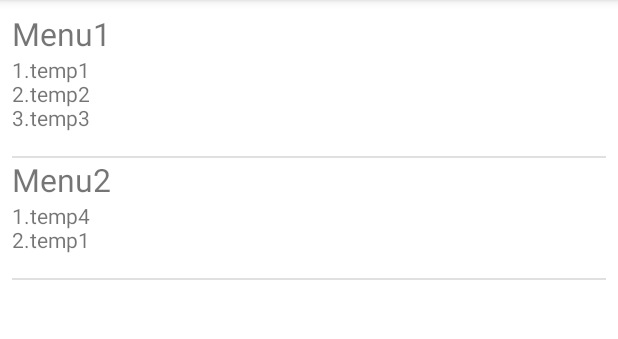
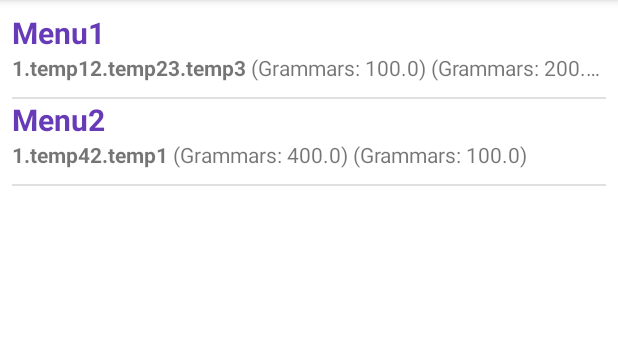
Before and after one commit to Raftys/DiabCalc, an Android app: the FavoriteActivity screen opened directly, with no data from a screen before it, on a phone screen of 412 x 824 dp, the part 84-423 px from its top. Run offline under Robolectric (Android 15) with nearby library versions, the phone set to English and light mode, and no system bars.

Commit message:
favorite completed

```diff
--- a/app/build.gradle
+++ b/app/build.gradle
@@ -32,6 +32,7 @@ dependencies {
     implementation 'androidx.appcompat:appcompat:1.4.2'
     implementation 'com.google.android.material:material:1.6.1'
     implementation 'androidx.constraintlayout:constraintlayout:2.1.4'
+    implementation 'com.google.mlkit:translate:16.1.2'
     testImplementation 'junit:junit:4.13.2'
     androidTestImplementation 'androidx.test.ext:junit:1.1.3'
     androidTestImplementation 'androidx.test.espresso:espresso-core:3.4.0'
--- a/app/src/main/java/com/example/diabcalc/AddActivity.java
+++ b/app/src/main/java/com/example/diabcalc/AddActivity.java
@@ -4,11 +4,8 @@ import android.content.Context;
 import android.widget.Button;
 import android.widget.EditText;
 import android.widget.Toast;
-
 import androidx.appcompat.app.AppCompatActivity;
-
 import android.os.Bundle;
-
 import java.util.ArrayList;
 
 /**
--- a/app/src/main/java/com/example/diabcalc/DeleteActivity.java
+++ b/app/src/main/java/com/example/diabcalc/DeleteActivity.java
@@ -57,7 +57,7 @@ public class DeleteActivity extends AppCompatActivity {
                     .setPositiveButton("DAMN YEAH", (dialog, id) -> {
                         sqlHandler sqlHandler = new sqlHandler(context, null, 1);
                         System.out.println("name:" + arrayList.get(i));
-                        if (sqlHandler.deleteFood(arrayList.get(i))) {
+                        if (sqlHandler.deleteFood(arrayList.get(i),"Food")) {
                             Toast.makeText(DeleteActivity.this, "Food Deleted", Toast.LENGTH_SHORT).show();
                             list = new ArrayList<>();
                             list = sqlHandler.getAll();
--- a/app/src/main/java/com/example/diabcalc/FavoriteActivity.java
+++ b/app/src/main/java/com/example/diabcalc/FavoriteActivity.java
@@ -2,7 +2,6 @@ package com.example.diabcalc;
 
 import androidx.annotation.Nullable;
 import androidx.appcompat.app.AppCompatActivity;
-
 import android.content.Intent;
 import android.os.Bundle;
 import android.widget.ListView;
@@ -15,43 +14,63 @@ import java.util.Objects;
 public class FavoriteActivity extends AppCompatActivity {
 
     ListView listview;
+    HashMap<String,ArrayList<Food>> favorites;
+    sqlHandler sqlHandler;
+    List<HashMap<String,String>> list;
 
-    @Override
-    protected void onCreate(Bundle savedInstanceState) {
-        super.onCreate(savedInstanceState);
-        setContentView(R.layout.activity_favorite);
 
-        sqlHandler sqlHandler = new sqlHandler(this, null, 1);
-        HashMap<String,ArrayList<Food>> favorites = sqlHandler.getMenu();
-
-        List<HashMap<String,String>> list = new ArrayList<>();
+    void setList() {
+        favorites = sqlHandler.getMenu();
+        list = new ArrayList<>();
         SimpleAdapter adapter = new SimpleAdapter(this, list,
                 R.layout.list_item,
-                new String[] {"line1","line2"},
-                new int[]  {R.id.text1, R.id.text2});
+                new String[] {"line1","line2","line3"},
+                new int[]  {R.id.text1, R.id.text2, R.id.text3});
 
         for(String fav : favorites.keySet()) {
             HashMap<String, String> temp = new HashMap<>();
-            temp.put("line1",fav);
-
-            StringBuilder foods = new StringBuilder();
-            for(int i = 0; i< Objects.requireNonNull(favorites.get(fav)).size(); i++)
-                foods.append(i+1).append(".").append(Objects.requireNonNull(favorites.get(fav)).get(i).getFoodName()).append("\n");
-            temp.put("line2", foods.toString());
+            temp.put("line1", fav);
+            StringBuilder text2 = new StringBuilder();
+            StringBuilder text3 = new StringBuilder();
+            for(int i = 0; i< Objects.requireNonNull(favorites.get(fav)).size(); i++) {
+                text2.append(i + 1).append(".").append(Objects.requireNonNull(favorites.get(fav)).get(i).getFoodName());
+                text3.append(" (Grammars: ").append(Objects.requireNonNull(favorites.get(fav)).get(i).getFoodGrammar()).
+                        append(")");
+            }
+            temp.put("line2", text2.toString());
+            temp.put("line3", text3.toString());
             list.add(temp);
         }
 
         listview = findViewById(R.id.favorites);
         listview.setAdapter(adapter);
 
+    }
+
+    @Override
+    protected void onCreate(Bundle savedInstanceState) {
+        super.onCreate(savedInstanceState);
+        setContentView(R.layout.activity_favorite);
+        sqlHandler = new sqlHandler(this, null, 1);
+        setList();
+
         listview.setOnItemClickListener((adapterView, view, i, l) -> {
             Intent intent = new Intent(FavoriteActivity.this, ThirdActivity.class);
             ArrayList<Food> finalFoods = favorites.get(list.get(i).get("line1"));
             intent.putParcelableArrayListExtra("list", finalFoods);
+            intent.putExtra("favorite",1);
+            intent.putExtra("menu_name",list.get(i).get("line1"));
+
             startActivityForResult(intent, 1);
         });
     }
 
+
+    /*
+    1 -> add
+    2 -> new
+    else -> back
+     */
     @Override
     protected void onActivityResult(int requestCode, int resultCode, @Nullable Intent data) {
         super.onActivityResult(requestCode, resultCode, data);
@@ -67,5 +86,9 @@ public class FavoriteActivity extends AppCompatActivity {
             setResult(2,intent);
             finish();
         }
+        else {
+            favorites = new HashMap<>();
+            setList();
+        }
     }
 }
--- a/app/src/main/java/com/example/diabcalc/SecondActivity.java
+++ b/app/src/main/java/com/example/diabcalc/SecondActivity.java
@@ -6,12 +6,9 @@ import android.widget.Button;
 import android.widget.EditText;
 import android.widget.TextView;
 import android.widget.Toast;
-
 import androidx.annotation.Nullable;
 import androidx.appcompat.app.AppCompatActivity;
-
 import android.os.Bundle;
-
 import java.util.ArrayList;
 
 
--- a/app/src/main/res/layout/list_item.xml
+++ b/app/src/main/res/layout/list_item.xml
@@ -1,6 +1,5 @@
 <?xml version="1.0" encoding="utf-8"?>
-<androidx.constraintlayout.widget.ConstraintLayout xmlns:android="http://schemas.android.com/apk/res/android"
-    xmlns:app="http://schemas.android.com/apk/res-auto"
+<LinearLayout xmlns:android="http://schemas.android.com/apk/res/android"
     xmlns:tools="http://schemas.android.com/tools"
     android:orientation="vertical"
     android:layout_width="match_parent"
@@ -8,15 +7,44 @@
 
     <TextView
         android:id="@+id/text1"
-        android:layout_width="match_parent"
+        android:layout_width="wrap_content"
         android:layout_height="wrap_content"
-        android:textSize="21sp"
-        tools:ignore="MissingConstraints" />
+        android:layout_weight="0"
+        android:ellipsize="end"
+        android:maxLines="1"
+        android:text="Text1"
+        android:textAppearance="@style/TextAppearance.AppCompat.Medium"
+        android:textColor="#673AB7"
+        android:textSize="20sp"
+        android:textStyle="bold"
+        tools:ignore="HardcodedText,InefficientWeight" />
 
-    <TextView
-        android:id="@+id/text2"
-        android:layout_width="match_parent"
+    <LinearLayout
+        android:layout_width="wrap_content"
         android:layout_height="wrap_content"
-        android:textSize="14sp"
-        app:layout_constraintTop_toBottomOf="@+id/text1" />
-</androidx.constraintlayout.widget.ConstraintLayout>
+        android:orientation="horizontal"
+        android:layout_marginBottom="10dp">
+
+        <TextView
+            android:id="@+id/text2"
+            android:layout_width="wrap_content"
+            android:layout_height="wrap_content"
+            android:layout_weight="0"
+            android:ellipsize="end"
+            android:maxLines="1"
+            android:text="Text2"
+            android:textStyle="bold"
+            tools:ignore="HardcodedText" />
+
+        <TextView
+            android:text="Text3"
+            android:id="@+id/text3"
+            android:layout_width="wrap_content"
+            android:layout_height="wrap_content"
+            android:layout_weight="0"
+            android:ellipsize="end"
+            android:maxLines="1"
+            tools:ignore="HardcodedText" />
+    </LinearLayout>
+
+</LinearLayout>
--- a/app/src/main/res/values-night/themes.xml
+++ b/app/src/main/res/values-night/themes.xml
@@ -4,7 +4,7 @@
         <!-- Primary brand color. -->
         <item name="colorPrimary">@color/purple_1</item>
         <item name="colorPrimaryVariant">@color/purple_2</item>
-        <item name="colorOnPrimary">@color/black</item>
+        <item name="colorOnPrimary">@color/white</item>
         <!-- Secondary brand color. -->
         <item name="colorSecondary">@color/much_darker_cyan</item>
         <item name="colorSecondaryVariant">@color/gray</item>
--- a/app/src/main/res/values/strings.xml
+++ b/app/src/main/res/values/strings.xml
@@ -19,4 +19,5 @@
     <string name="favorites">Favorites</string>
     <string name="nav_open">Open</string>
     <string name="nav_close">Close</string>
+    <string name="favorite">favorite</string>
 </resources>
```
Also changed, not shown: app/src/main/java/com/example/diabcalc/ThirdActivity.java (+61 -2 lines), app/src/main/java/com/example/diabcalc/sqlHandler.java (+14 -10 lines), app/src/main/res/menu/third_activity_menu.xml (added, +13 -0 lines).
